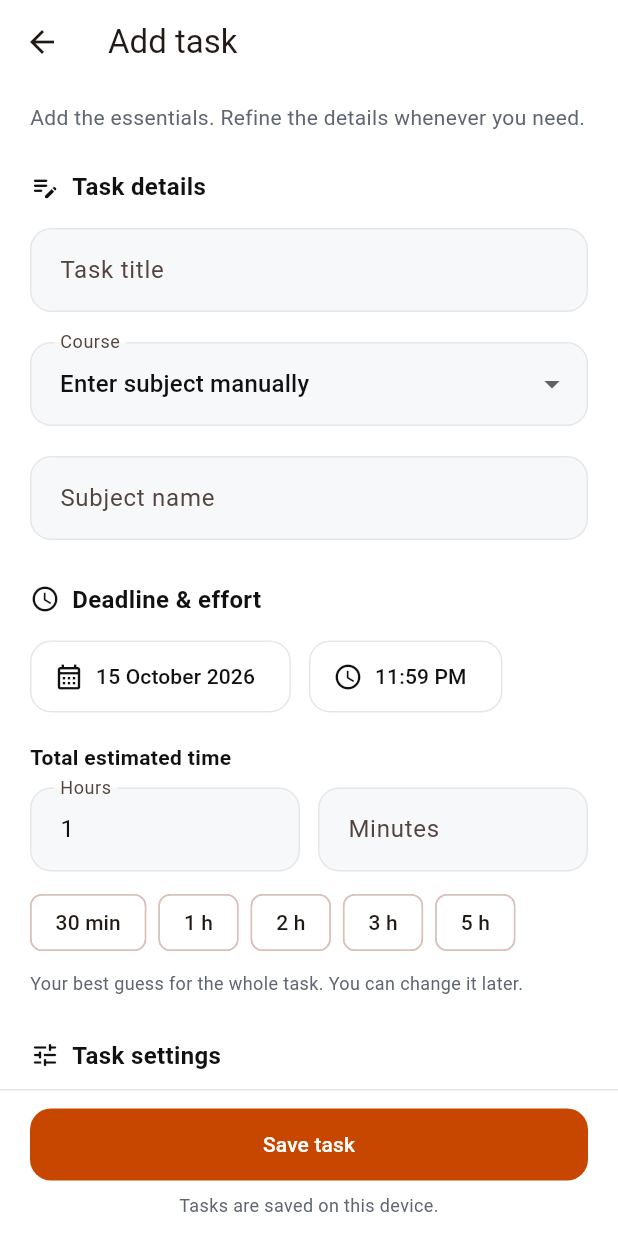
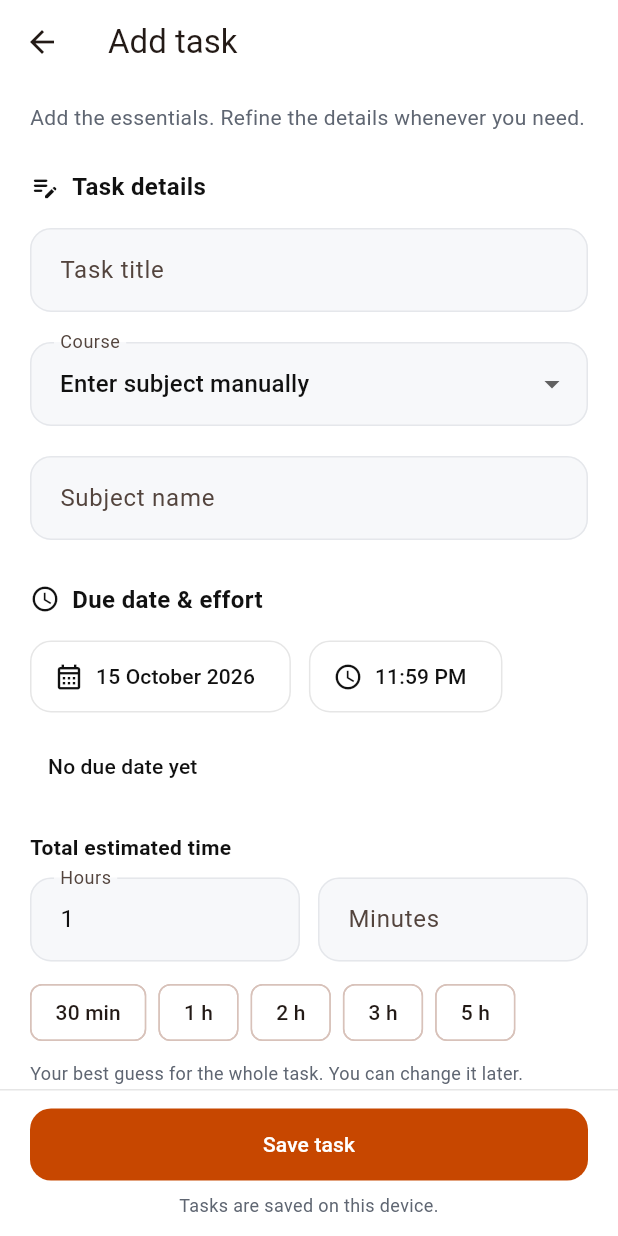
Before and after one commit to Alantan97/planova, a Flutter app: the screen it shows after launch, after a tap on "Add task", on a phone screen of 412 x 824 dp. Run offline on Flutter 3.47's test engine with Material 3 defaults, Android fonts, the phone set to English and light mode, and no system bars; our stand-ins replace file_picker, sembast, sembast_web; missing offline and left inert: pdfrx.

Commit message:
Simplify proforma import: SLT effort suggestions, optional due dates
- Read each assessment's printed SLT hours by column position and
  pre-fill the time estimate as an editable suggestion (79/79 local
  proforma assessments match their printed value).
- Due dates are optional ("Decide later"); proformas print none, so no
  date is inferred. Tasks without a due date are stored, shown as
  "No due date yet", sorted last, skipped by Today, and not ranked.
- Import starts with every new assessment selected; title and weight
  edits are tucked away; difficulty and importance are no longer asked.
- Task form: optional due date, difficulty/importance under More details.

Co-Authored-By: Claude Opus 5.5 <noreply@anthropic.com>

```diff
--- a/lib/core/widgets/task_card.dart
+++ b/lib/core/widgets/task_card.dart
@@ -16,17 +16,19 @@ class TaskCard extends StatelessWidget {
   final VoidCallback onTap;
 
   String _deadline(BuildContext context) {
-    if (DateUtils.isSameDay(task.deadline, now)) {
-      return 'Today · ${TimeOfDay.fromDateTime(task.deadline).format(context)}';
+    final deadline = task.deadline;
+    if (deadline == null) return 'No due date yet';
+    if (DateUtils.isSameDay(deadline, now)) {
+      return 'Today · ${TimeOfDay.fromDateTime(deadline).format(context)}';
     }
     final tomorrow = DateTime(now.year, now.month, now.day + 1);
-    if (DateUtils.isSameDay(task.deadline, tomorrow)) return 'Tomorrow';
-    return '${task.deadline.day} ${months[task.deadline.month - 1]}${task.deadline.year != now.year ? ' ${task.deadline.year}' : ''}';
+    if (DateUtils.isSameDay(deadline, tomorrow)) return 'Tomorrow';
+    return '${deadline.day} ${months[deadline.month - 1]}${deadline.year != now.year ? ' ${deadline.year}' : ''}';
   }
 
   @override
   Widget build(BuildContext context) {
-    final overdue = !task.isCompleted && task.deadline.isBefore(now);
+    final overdue = task.isOverdueAt(now);
     final statusColor = overdue ? planovaActionOrange : planovaMuted;
     final remaining = (task.estimatedMinutes - task.completedMinutes).clamp(
       0,
--- a/lib/data/local/task_codec.dart
+++ b/lib/data/local/task_codec.dart
@@ -12,7 +12,7 @@ class TaskCodec {
             'title': task.title,
             'subject': task.subject,
             'description': task.description,
-            'deadline': task.deadline.toIso8601String(),
+            'deadline': task.deadline?.toIso8601String(),
             'estimatedMinutes': task.estimatedMinutes,
             'completedMinutes': task.completedMinutes,
             'difficulty': task.difficulty.name,
@@ -60,9 +60,16 @@ class TaskCodec {
 
       final id = text('id');
       if (!ids.add(id)) throw const FormatException('Duplicate task ID.');
-      final deadline = DateTime.tryParse(text('deadline'));
-      if (deadline == null || deadline.toIso8601String() != text('deadline')) {
-        throw const FormatException('Invalid task deadline.');
+      // A null deadline is a task waiting for its due date ("decide later").
+      final DateTime? deadline;
+      if (value['deadline'] == null) {
+        deadline = null;
+      } else {
+        deadline = DateTime.tryParse(text('deadline'));
+        if (deadline == null ||
+            deadline.toIso8601String() != text('deadline')) {
+          throw const FormatException('Invalid task deadline.');
+        }
       }
       final estimated = number('estimatedMinutes', minimum: 1);
       final completed = number('completedMinutes', minimum: 0);
--- a/lib/features/tasks/screens/task_details_screen.dart
+++ b/lib/features/tasks/screens/task_details_screen.dart
@@ -207,14 +207,21 @@ class _TaskDetailsScreenState extends State<TaskDetailsScreen> {
                               _progress(task),
                               const SizedBox(height: 20),
                               Panel(
-                                child: _detail(
-                                  Icons.event_outlined,
-                                  'Deadline',
-                                  '${task.deadline.day} ${months[task.deadline.month - 1]} ${task.deadline.year}',
-                                  secondary: TimeOfDay.fromDateTime(
-                                    task.deadline,
-                                  ).format(context),
-                                ),
+                                child: task.deadline == null
+                                    ? _detail(
+                                        Icons.event_outlined,
+                                        'Due date',
+                                        'Not set yet',
+                                        secondary: 'Add it in Edit task when you know it.',
+                                      )
+                                    : _detail(
+                                        Icons.event_outlined,
+                                        'Due date',
+                                        '${task.deadline!.day} ${months[task.deadline!.month - 1]} ${task.deadline!.year}',
+                                        secondary: TimeOfDay.fromDateTime(
+                                          task.deadline!,
+                                        ).format(context),
+                                      ),
                               ),
                               const SizedBox(height: 20),
                               Panel(
@@ -361,8 +368,7 @@ class _TaskDetailsScreenState extends State<TaskDetailsScreen> {
   );
 
   Widget _progress(AcademicTask task) {
-    final overdue =
-        !task.isCompleted && task.deadline.isBefore(widget.clock.now());
+    final overdue = task.isOverdueAt(widget.clock.now());
     final remaining = (task.estimatedMinutes - task.completedMinutes).clamp(
       0,
       task.estimatedMinutes,
--- a/lib/features/tasks/screens/task_form_screen.dart
+++ b/lib/features/tasks/screens/task_form_screen.dart
@@ -37,9 +37,13 @@ class _TaskFormScreenState extends State<TaskFormScreen> {
   late final _weight = TextEditingController(
     text: widget.task?.assessmentWeightPercent?.toString() ?? '',
   );
-  late DateTime _deadline =
-      widget.task?.deadline ??
-      DateTime(
+
+  /// Null = "no due date yet". A new task starts with tomorrow 23:59 shown
+  /// on screen; an existing task without a date stays without one.
+  late DateTime? _deadline = widget.task == null
+      ? _defaultDeadline
+      : widget.task!.deadline;
+  DateTime get _defaultDeadline => DateTime(
     widget.clock.now().year,
     widget.clock.now().month,
     widget.clock.now().day + 1,
@@ -75,13 +79,14 @@ class _TaskFormScreenState extends State<TaskFormScreen> {
     final now = widget.clock.now();
     final first = DateTime(now.year - 5);
     final last = DateTime(now.year + 10, 12, 31);
+    final current = _deadline ?? _defaultDeadline;
     final date = await showDatePicker(
       context: context,
-      initialDate: _deadline.isBefore(first)
+      initialDate: current.isBefore(first)
           ? first
-          : _deadline.isAfter(last)
+          : current.isAfter(last)
           ? last
-          : _deadline,
+          : current,
       currentDate: now,
       firstDate: first,
       lastDate: last,
@@ -92,8 +97,8 @@ class _TaskFormScreenState extends State<TaskFormScreen> {
           date.year,
           date.month,
           date.day,
-          _deadline.hour,
-          _deadline.minute,
+          current.hour,
+          current.minute,
         ),
       );
     }
@@ -102,14 +107,14 @@ class _TaskFormScreenState extends State<TaskFormScreen> {
   Future<void> _pickTime() async {
     final time = await showTimePicker(
       context: context,
-      initialTime: TimeOfDay.fromDateTime(_deadline),
+      initialTime: TimeOfDay.fromDateTime(_deadline!),
     );
     if (time != null && mounted) {
       setState(
         () => _deadline = DateTime(
-          _deadline.year,
-          _deadline.month,
-          _deadline.day,
+          _deadline!.year,
+          _deadline!.month,
+          _deadline!.day,
           time.hour,
           time.minute,
         ),
@@ -320,12 +325,35 @@ class _TaskFormScreenState extends State<TaskFormScreen> {
                           ),
                           const SizedBox(height: 28),
                           _TaskFormSection(
-                            title: 'Deadline & effort',
+                            title: 'Due date & effort',
                             icon: Icons.schedule_outlined,
                             children: [
+                              if (_deadline == null) ...[
+                                OutlinedButton.icon(
+                                  key: const ValueKey('task-add-deadline'),
+                                  onPressed: _saving ? null : _pickDate,
+                                  icon: const Icon(
+                                    Icons.calendar_month_outlined,
+                                    size: 20,
+                                  ),
+                                  label: const Text('Add due date'),
+                                ),
+                                const Padding(
+                                  padding: EdgeInsets.only(top: 10),
+                                  child: Text(
+                                    'No due date yet. It will not be ranked or planned until it has one.',
+                                    style: TextStyle(
+                                      color: planovaMuted,
+                                      fontSize: 13,
+                                      height: 1.4,
+                                    ),
+                                  ),
+                                ),
+                              ] else
                                 Wrap(
                                   spacing: 12,
                                   runSpacing: 12,
+                                  crossAxisAlignment: WrapCrossAlignment.center,
                                   children: [
                                     OutlinedButton.icon(
                                       onPressed: _saving ? null : _pickDate,
@@ -334,7 +362,7 @@ class _TaskFormScreenState extends State<TaskFormScreen> {
                                         size: 20,
                                       ),
                                       label: Text(
-                                      '${_deadline.day} ${months[_deadline.month - 1]} ${_deadline.year}',
+                                        '${_deadline!.day} ${months[_deadline!.month - 1]} ${_deadline!.year}',
                                       ),
                                     ),
                                     OutlinedButton.icon(
@@ -344,13 +372,25 @@ class _TaskFormScreenState extends State<TaskFormScreen> {
                                         size: 20,
                                       ),
                                       label: Text(
-                                      TimeOfDay.fromDateTime(_deadline)
+                                        TimeOfDay.fromDateTime(_deadline!)
                                             .format(context),
                                       ),
                                     ),
+                                    TextButton(
+                                      key: const ValueKey(
+                                        'task-clear-deadline',
+                                      ),
+                                      onPressed: _saving
+                                          ? null
+                                          : () => setState(
+                                              () => _deadline = null,
+                                            ),
+                                      child: const Text('No due date yet'),
+                                    ),
                                   ],
                                 ),
-                              if (_deadline.isBefore(widget.clock.now()))
+                              if (_deadline != null &&
+                                  _deadline!.isBefore(widget.clock.now()))
                                 const Padding(
                                   padding: EdgeInsets.only(top: 10),
                                   child: Text(
@@ -428,7 +468,37 @@ class _TaskFormScreenState extends State<TaskFormScreen> {
                                       : null;
                                 },
                               ),
-                              const SizedBox(height: 20),
+                            ],
+                          ),
+                          const SizedBox(height: 24),
+                          Theme(
+                            data: Theme.of(context)
+                                .copyWith(dividerColor: Colors.transparent),
+                            child: ExpansionTile(
+                              key: const ValueKey('task-notes'),
+                              initiallyExpanded:
+                                  (widget.task?.description.isNotEmpty ??
+                                      false) ||
+                                  _difficulty != TaskDifficulty.moderate ||
+                                  _importance != TaskImportance.medium,
+                              enabled: !_saving,
+                              tilePadding: const EdgeInsets.symmetric(
+                                horizontal: 4,
+                              ),
+                              childrenPadding: const EdgeInsets.only(top: 8),
+                              title: const Text(
+                                'More details (optional)',
+                                style: TextStyle(
+                                  fontSize: 16,
+                                  fontWeight: FontWeight.w600,
+                                ),
+                              ),
+                              leading: const Icon(
+                                Icons.notes_rounded,
+                                size: 20,
+                                color: planovaInk,
+                              ),
+                              children: [
                                 LayoutBuilder(
                                   builder: (context, constraints) {
                                     final difficulty =
@@ -500,34 +570,7 @@ class _TaskFormScreenState extends State<TaskFormScreen> {
                                     );
                                   },
                                 ),
-                            ],
-                          ),
-                          const SizedBox(height: 24),
-                          Theme(
-                            data: Theme.of(context)
-                                .copyWith(dividerColor: Colors.transparent),
-                            child: ExpansionTile(
-                              key: const ValueKey('task-notes'),
-                              initiallyExpanded:
-                                  widget.task?.description.isNotEmpty ?? false,
-                              enabled: !_saving,
-                              tilePadding: const EdgeInsets.symmetric(
-                                horizontal: 4,
-                              ),
-                              childrenPadding: const EdgeInsets.only(top: 8),
-                              title: const Text(
-                                'Notes (optional)',
-                                style: TextStyle(
-                                  fontSize: 16,
-                                  fontWeight: FontWeight.w600,
-                                ),
-                              ),
-                              leading: const Icon(
-                                Icons.notes_rounded,
-                                size: 20,
-                                color: planovaInk,
-                              ),
-                              children: [
+                                const SizedBox(height: 20),
                                 TextFormField(
                                   key: const ValueKey('task-description'),
                                   controller: _description,
--- a/lib/features/tasks/screens/tasks_screen.dart
+++ b/lib/features/tasks/screens/tasks_screen.dart
@@ -1,6 +1,7 @@
 import 'package:flutter/material.dart';
 
 import '../../../core/theme/app_theme.dart';
+import '../../../models/academic_task.dart';
 import '../../../core/widgets/study_components.dart';
 import '../../../core/widgets/task_card.dart';
 import '../../../data/repositories/task_repository.dart';
@@ -25,8 +26,7 @@ class TasksScreen extends StatelessWidget {
 
   @override
   Widget build(BuildContext context) {
-    final tasks = repository.tasks.toList()
-      ..sort((a, b) => a.deadline.compareTo(b.deadline));
+    final tasks = repository.tasks.toList()..sort(AcademicTask.byDeadline);
     return Column(
       crossAxisAlignment: CrossAxisAlignment.start,
       children: [
--- a/lib/features/today/view_models/today_view_model.dart
+++ b/lib/features/today/view_models/today_view_model.dart
@@ -29,8 +29,10 @@ class TodayViewModel {
 
   AcademicTask? get upcomingTask {
     final tasks =
-        taskRepository.tasks.where((task) => !task.isCompleted).toList()
-          ..sort((a, b) => a.deadline.compareTo(b.deadline));
+        taskRepository.tasks
+            .where((task) => !task.isCompleted && task.hasDeadline)
+            .toList()
+          ..sort(AcademicTask.byDeadline);
     return tasks.firstOrNull;
   }
 
--- a/lib/models/academic_task.dart
+++ b/lib/models/academic_task.dart
@@ -12,7 +12,7 @@ class AcademicTask {
     required this.title,
     required this.subject,
     required this.description,
-    required this.deadline,
+    this.deadline,
     required this.estimatedMinutes,
     this.completedMinutes = 0,
     this.difficulty = TaskDifficulty.moderate,
@@ -28,7 +28,10 @@ class AcademicTask {
   final String title;
   final String subject;
   final String description;
-  final DateTime deadline;
+
+  /// Null means the student has not confirmed a due date yet ("decide
+  /// later"). Such tasks stay visible but are not ranked or planned.
+  final DateTime? deadline;
   final int estimatedMinutes;
   final int completedMinutes;
   final TaskDifficulty difficulty;
@@ -44,12 +47,24 @@ class AcademicTask {
   double get progress =>
       isCompleted ? 1 : (completedMinutes / estimatedMinutes).clamp(0, 1);
   bool get isCompleted => status == TaskStatus.completed;
+  bool get hasDeadline => deadline != null;
+  bool isOverdueAt(DateTime now) =>
+      !isCompleted && deadline != null && deadline!.isBefore(now);
+
+  /// Earliest due date first; tasks without a due date go last.
+  static int byDeadline(AcademicTask a, AcademicTask b) {
+    if (a.deadline == null || b.deadline == null) {
+      return a.deadline == null ? (b.deadline == null ? 0 : 1) : -1;
+    }
+    return a.deadline!.compareTo(b.deadline!);
+  }
 
   AcademicTask copyWith({
     String? title,
     String? subject,
     String? description,
     DateTime? deadline,
+    bool clearDeadline = false,
     int? estimatedMinutes,
     TaskDifficulty? difficulty,
     TaskImportance? importance,
@@ -63,7 +78,7 @@ class AcademicTask {
     title: title ?? this.title,
     subject: subject ?? this.subject,
     description: description ?? this.description,
-    deadline: deadline ?? this.deadline,
+    deadline: clearDeadline ? null : deadline ?? this.deadline,
     estimatedMinutes: estimatedMinutes ?? this.estimatedMinutes,
     completedMinutes: completedMinutes,
     difficulty: difficulty ?? this.difficulty,
--- a/lib/services/proforma/upsi_proforma_parser.dart
+++ b/lib/services/proforma/upsi_proforma_parser.dart
@@ -71,6 +71,7 @@ class UpsiProformaParser {
         assessments.add(
           AssessmentDraft(
             title: row.title,
+            sltHours: row.sltHours,
             source: ProformaSource(
               fingerprint: fingerprint,
               fileName: fileName,
--- a/lib/services/ranking/task_ranking_service.dart
+++ b/lib/services/ranking/task_ranking_service.dart
@@ -76,7 +76,10 @@ class LocalTaskRankingService implements TaskRankingService {
       if (task.isCompleted) continue;
       final remaining = task.estimatedMinutes - task.completedMinutes;
       final weight = task.assessmentWeightPercent;
-      final reason = !task.deadline.isAfter(now)
+      final deadline = task.deadline;
+      final reason = deadline == null
+          ? 'No due date yet. Add it in Edit task.'
+          : !deadline.isAfter(now)
           ? 'Deadline reached. Review the deadline before ranking.'
           : remaining <= 0
           ? 'No work remaining. Mark complete or update your estimate.'
@@ -94,9 +97,9 @@ class LocalTaskRankingService implements TaskRankingService {
       // Calendar dates match the integer-day training schema. UTC construction
       // avoids DST-length days without converting the user's local date to UTC.
       final days = DateTime.utc(
-        task.deadline.year,
-        task.deadline.month,
-        task.deadline.day,
+        deadline!.year,
+        deadline.month,
+        deadline.day,
       ).difference(DateTime.utc(now.year, now.month, now.day)).inDays;
       final values = [days.toDouble(), remaining.toDouble(), weight!];
       scored.add((
@@ -128,7 +131,7 @@ class LocalTaskRankingService implements TaskRankingService {
       );
       previous = row.score;
     }
-    unranked.sort((a, b) => a.task.deadline.compareTo(b.task.deadline));
+    unranked.sort((a, b) => AcademicTask.byDeadline(a.task, b.task));
     return TaskRanking(
       modelId: model.id,
       asOf: now,
```
Also changed, not shown: lib/features/courses/screens/proforma_review_screen.dart (+122 -74 lines), lib/models/proforma.dart (+9 -1 lines), lib/services/proforma/upsi_assessment_layout.dart (+28 -0 lines), 8 other files. Lines whose indentation alone changed are shown as unchanged.
